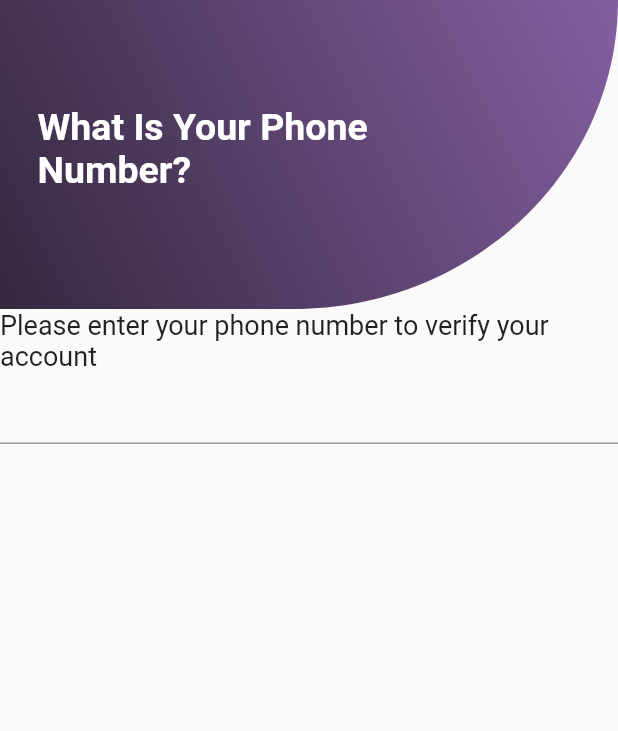
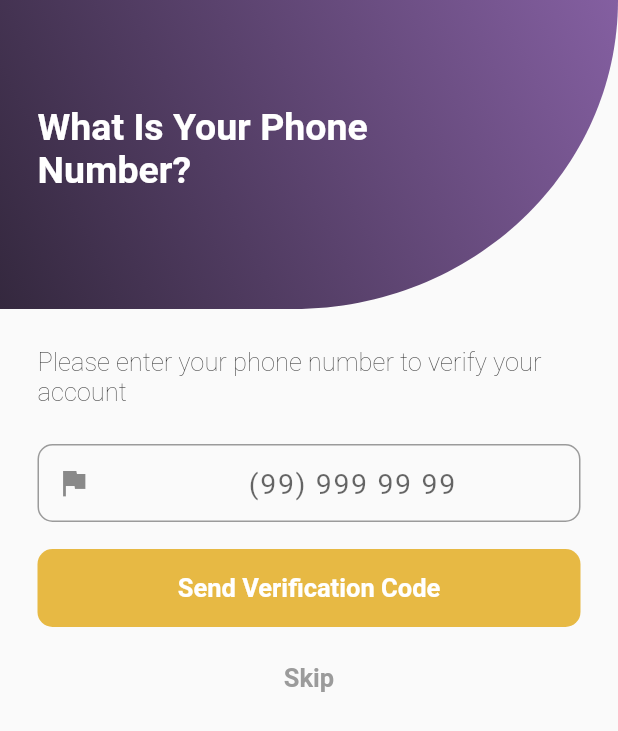
Before and after one commit to ilavisharma/Flutter-Ecommerce-App, a Flutter app: the screen it shows after launch, after a tap on "Get Started", on a phone screen of 412 x 824 dp. Shown: the top 731 px of the screen. Run offline on Flutter 3.47's test engine with Material 2 defaults, Android fonts, the phone set to English and light mode, and no system bars; Roboto replaces fonts that are missing (SF-Pro); project files that could hold a hidden picture were left out.

Commit message:
start enter phone screen and added android assets

```diff
--- a/lib/main.dart
+++ b/lib/main.dart
@@ -8,6 +8,7 @@ void main() {
   SystemChrome.setSystemUIOverlayStyle(SystemUiOverlayStyle(
     statusBarColor: Colors.transparent, // transparent status bar
   ));
+  SystemChrome.setPreferredOrientations([DeviceOrientation.portraitUp]);
   runApp(MyApp());
 }
 
@@ -16,8 +17,10 @@ class MyApp extends StatelessWidget {
   Widget build(BuildContext context) {
     return MaterialApp(
       title: 'Ecommerce',
+      debugShowCheckedModeBanner: false,
       theme: ThemeData(
         fontFamily: 'SF-Pro',
+        primaryColor: Color(0xFF845FA1),
         pageTransitionsTheme: PageTransitionsTheme(builders: {
           TargetPlatform.android: CupertinoPageTransitionsBuilder(),
           TargetPlatform.iOS: CupertinoPageTransitionsBuilder(),
@@ -27,6 +30,7 @@ class MyApp extends StatelessWidget {
       home: GetStartedScreen(),
       routes: {
         EnterPhoneScreen.routeName: (ctx) => EnterPhoneScreen(),
+        VerificationScreen.routeName: (ctx) => VerificationScreen(),
       },
     );
   }
--- a/lib/screens/enter_phone_screen.dart
+++ b/lib/screens/enter_phone_screen.dart
@@ -1,3 +1,4 @@
+import 'package:ecommerce_app/screens/verification_screen.dart';
 import 'package:ecommerce_app/widgets/widgets.dart';
 import 'package:flutter/material.dart';
 
@@ -7,47 +8,79 @@ class EnterPhoneScreen extends StatelessWidget {
   @override
   Widget build(BuildContext context) {
     return Scaffold(
-      body: Column(
-        crossAxisAlignment: CrossAxisAlignment.center,
+      body: GestureDetector(
+        onTap: () {
+          // Hide soft keyboard when clicked outside
+          FocusScopeNode currentFocus = FocusScope.of(context);
+          if (!currentFocus.hasPrimaryFocus) {
+            currentFocus.focusedChild.unfocus();
+          }
+        },
+        child: Column(
           children: [
             ClippedHeader('What Is Your Phone\nNumber?'),
             Padding(
-            padding: EdgeInsets.all(0),
-            child: Text('Please enter your phone number to verify your account',
-                style: TextStyle(
-                  fontSize: 18,
-                )),
+              padding: EdgeInsets.symmetric(horizontal: 25),
+              child: Column(
+                children: [
+                  Padding(
+                    padding: EdgeInsets.symmetric(vertical: 25),
+                    child: Text(
+                      'Please enter your phone number to verify your account',
+                      style:
+                          TextStyle(fontSize: 17, fontWeight: FontWeight.w200),
+                    ),
                   ),
                   TextField(
+                    maxLength: 10,
+                    textAlign: TextAlign.center,
+                    showCursor: false,
+                    style: TextStyle(
+                      fontSize: 19,
+                    ),
+                    decoration: InputDecoration(
+                      hintText: '(99) 999 99 99',
+                      counterText: '',
+                      contentPadding:
+                          EdgeInsets.symmetric(vertical: 15, horizontal: 25),
+                      hintStyle: TextStyle(fontSize: 19, letterSpacing: 1.1),
+                      prefixText: '+91',
+                      prefixIcon: Icon(Icons.flag),
+                      border: OutlineInputBorder(
+                        borderRadius: BorderRadius.all(Radius.circular(10)),
+                      ),
+                    ),
                     keyboardType: TextInputType.phone,
                   ),
+                  Padding(
+                    padding: EdgeInsets.only(top: 18, bottom: 10),
+                    child: Button(
+                      text: 'Send Verification Code',
+                      onPressed: () => Navigator.pushNamed(
+                          context, VerificationScreen.routeName),
+                    ),
+                  ),
+                  SizedBox(
+                    width: double.infinity,
+                    child: FlatButton(
+                      child: Text(
+                        'Skip',
+                        textAlign: TextAlign.center,
+                        style: TextStyle(
+                            color: Color(0xFF9B9B9B),
+                            fontWeight: FontWeight.bold,
+                            fontSize: 17),
+                      ),
+                      onPressed: () => Navigator.pushNamed(
+                          context, VerificationScreen.routeName),
+                    ),
+                  ),
                 ],
+              ),
+            ),
+          ],
+        ),
       ),
     );
   }
 }
-
-class _MyCustomClipper extends CustomClipper<Path> {
-  @override
-  Path getClip(Size size) {
-    var path = Path();
-
-    final double _xScaling = size.width / 375;
-    final double _yScaling = size.height / 197;
-    path.lineTo(0 * _xScaling, 0 * _yScaling);
-    path.cubicTo(0, 0, 375 * _xScaling, 0, 375 * _xScaling, 0);
-    path.cubicTo(375 * _xScaling, 108.8 * _yScaling, 286.8 * _xScaling,
-        197 * _yScaling, 178 * _xScaling, 197 * _yScaling);
-    path.cubicTo(178 * _xScaling, 197 * _yScaling, 0, 197 * _yScaling, 0,
-        197 * _yScaling);
-    path.cubicTo(0, 197 * _yScaling, 0, 0, 0, 0);
-    path.cubicTo(0, 0, 0, 0, 0, 0);
-
-    return path;
-  }
-
-  @override
-  bool shouldReclip(CustomClipper<Path> oldClipper) {
-    return true;
-  }
-}
--- a/lib/screens/get_started_screen.dart
+++ b/lib/screens/get_started_screen.dart
@@ -52,6 +52,8 @@ class GetStartedScreen extends StatelessWidget {
                 )),
             height: totalHeight * 0.35,
             width: totalWidth,
+            child: Padding(
+              padding: EdgeInsets.symmetric(horizontal: 25),
               child: Column(
                 mainAxisAlignment: MainAxisAlignment.spaceAround,
                 children: [
@@ -74,16 +76,13 @@ class GetStartedScreen extends StatelessWidget {
                           fontFamily: 'Montserrat'),
                     ),
                   ])),
-                Padding(
-                  padding: EdgeInsets.symmetric(horizontal: 16),
-                  child: Text(
+                  Text(
                     'Lorem Ipsum is simply dummy text of the printing and typesetting industry',
                     style: TextStyle(
                       color: Colors.white,
                       fontSize: 16,
                     ),
                     textAlign: TextAlign.center,
-                  ),
                   ),
                   Button(
                     text: "Get Started",
@@ -93,6 +92,7 @@ class GetStartedScreen extends StatelessWidget {
                   ),
                   SizedBox(height: 13)
                 ],
+              ),
             ),
           ),
         ),
--- a/lib/screens/screens.dart
+++ b/lib/screens/screens.dart
@@ -1,2 +1,3 @@
 export './get_started_screen.dart';
 export './enter_phone_screen.dart';
+export './verification_screen.dart';
--- /dev/null
+++ b/lib/screens/verification_screen.dart
@@ -0,0 +1,15 @@
+import 'package:ecommerce_app/widgets/clipped_header.dart';
+import 'package:flutter/material.dart';
+
+class VerificationScreen extends StatelessWidget {
+  static const routeName = "/verification";
+
+  @override
+  Widget build(BuildContext context) {
+    return Scaffold(
+      body: Column(
+        children: [ClippedHeader('Verification\nCode')],
+      ),
+    );
+  }
+}
--- a/lib/widgets/button.dart
+++ b/lib/widgets/button.dart
@@ -8,18 +8,21 @@ class Button extends StatelessWidget {
 
   @override
   Widget build(BuildContext context) {
-    return FlatButton(
+    return SizedBox(
+      width: double.infinity,
+      child: FlatButton(
         onPressed: onPressed,
         child: Text(text,
             style: TextStyle(
               color: Colors.white,
               fontSize: 17,
-            fontFamily: 'SF-Pro',
+              fontWeight: FontWeight.bold,
             )),
         color: Color(0xFFE7B944),
-      padding: EdgeInsets.symmetric(vertical: 14, horizontal: 80),
+        padding: EdgeInsets.symmetric(vertical: 16),
         shape: RoundedRectangleBorder(
             borderRadius: BorderRadius.all(Radius.circular(10))),
+      ),
     );
   }
 }
```
Also changed, not shown: 7 other files. Lines whose indentation alone changed are shown as unchanged.
